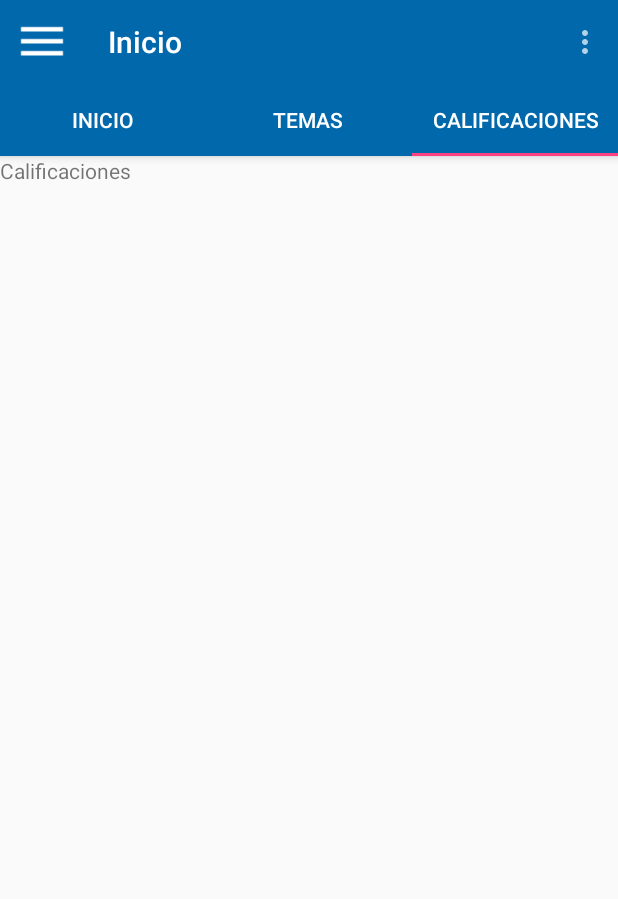
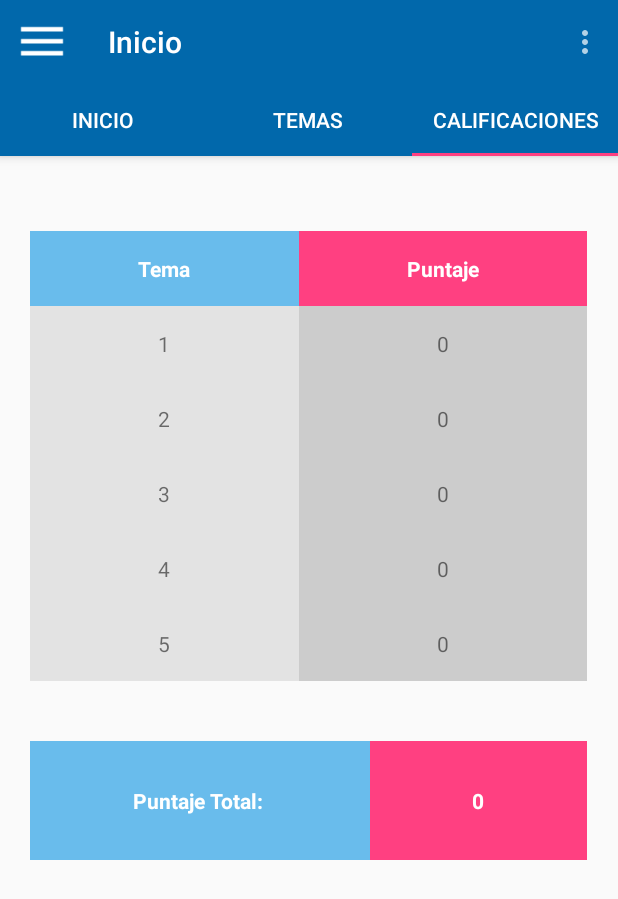
Before and after one commit to fabiandres9106/Pfizer, an Android app: the screen it shows after launch (principal), tab 3 chosen, on a phone screen of 412 x 824 dp. Shown: the top 899 px of the screen. Run offline under Robolectric (Android 15) with nearby library versions, the phone set to English and light mode, and no system bars.

Commit message:
Actualización

```diff
--- /dev/null
+++ b/app/src/main/res/drawable/list_btn_t3.xml
@@ -0,0 +1,4 @@
+<?xml version="1.0" encoding="utf-8"?>
+<selector xmlns:android="http://schemas.android.com/apk/res/android">
+    <item android:drawable="@drawable/lista_tema3" /> <!-- default -->
+</selector>
--- /dev/null
+++ b/app/src/main/res/drawable/list_btn_t4.xml
@@ -0,0 +1,4 @@
+<?xml version="1.0" encoding="utf-8"?>
+<selector xmlns:android="http://schemas.android.com/apk/res/android">
+    <item android:drawable="@drawable/lista_tema4" /> <!-- default -->
+</selector>
--- /dev/null
+++ b/app/src/main/res/drawable/list_btn_t5.xml
@@ -0,0 +1,4 @@
+<?xml version="1.0" encoding="utf-8"?>
+<selector xmlns:android="http://schemas.android.com/apk/res/android">
+    <item android:drawable="@drawable/lista_tema5" /> <!-- default -->
+</selector>
--- a/app/src/main/res/layout/fragmento_calificaciones.xml
+++ b/app/src/main/res/layout/fragmento_calificaciones.xml
@@ -1,9 +1,105 @@
 <?xml version="1.0" encoding="utf-8"?>
-<LinearLayout xmlns:android="http://schemas.android.com/apk/res/android"
-    android:orientation="vertical" android:layout_width="match_parent"
-    android:layout_height="match_parent">
-<TextView
-    android:layout_width="wrap_content"
-    android:layout_height="wrap_content"
-    android:text="Calificaciones"/>
-</LinearLayout>
+<ScrollView
+    xmlns:android="http://schemas.android.com/apk/res/android"
+    android:layout_width="match_parent"
+    android:layout_height="match_parent"
+    >
+    <LinearLayout
+        android:layout_width="match_parent"
+        android:layout_height="wrap_content"
+        android:orientation="vertical"
+        android:layout_marginTop="30dp">
+
+        <TableLayout
+            android:layout_width="match_parent"
+            android:layout_height="wrap_content"
+            android:layout_margin="20dp"
+            android:stretchColumns="0,1">
+            <TableRow
+                android:layout_width="match_parent"
+                android:layout_height="wrap_content">
+                <TextView
+                    android:background="@color/btn1"
+                    style="@style/TitTabCalif"
+                    android:text="Tema"/>
+                <TextView
+                    android:background="@color/colorAccent"
+                    style="@style/TitTabCalif"
+                    android:textAlignment="center"
+                    android:text="Puntaje"/>
+            </TableRow>
+            <TableRow
+                android:layout_width="match_parent"
+                android:layout_height="wrap_content">
+                <TextView
+                    style="@style/ItemTabCalif1"
+                    android:text="1"/>
+                <TextView
+                    style="@style/ItemTabCalif2"
+                    android:text="0"/>
+            </TableRow>
+            <TableRow
+                android:layout_width="match_parent"
+                android:layout_height="wrap_content">
+                <TextView
+                    style="@style/ItemTabCalif1"
+                    android:text="2"/>
+                <TextView
+                    style="@style/ItemTabCalif2"
+                    android:text="0"/>
+            </TableRow>
+            <TableRow
+                android:layout_width="match_parent"
+                android:layout_height="wrap_content">
+                <TextView
+                    style="@style/ItemTabCalif1"
+                    android:text="3"/>
+                <TextView
+                    style="@style/ItemTabCalif2"
+                    android:text="0"/>
+            </TableRow>
+            <TableRow
+                android:layout_width="match_parent"
+                android:layout_height="wrap_content">
+                <TextView
+                    style="@style/ItemTabCalif1"
+                    android:text="4"/>
+                <TextView
+                    style="@style/ItemTabCalif2"
+                    android:text="0"/>
+            </TableRow>
+            <TableRow
+                android:layout_width="match_parent"
+                android:layout_height="wrap_content">
+                <TextView
+                    style="@style/ItemTabCalif1"
+                    android:text="5"/>
+                <TextView
+                    style="@style/ItemTabCalif2"
+                    android:text="0"/>
+            </TableRow>
+        </TableLayout>
+
+        <TableLayout
+            android:layout_width="match_parent"
+            android:layout_height="wrap_content"
+            android:layout_margin="20dp"
+            android:stretchColumns="0,1">
+            <TableRow
+                android:layout_width="match_parent"
+                android:layout_height="wrap_content">
+                <TextView
+                    android:background="@color/btn1"
+                    style="@style/TitTabCalif"
+                    android:padding="30dp"
+                    android:text="Puntaje Total: "/>
+                <TextView
+                    android:background="@color/colorAccent"
+                    style="@style/TitTabCalif"
+                    android:padding="30dp"
+                    android:text="0"/>
+            </TableRow>
+        </TableLayout>
+
+    </LinearLayout>
+</ScrollView>
--- a/app/src/main/res/layout/fragmento_temas.xml
+++ b/app/src/main/res/layout/fragmento_temas.xml
@@ -9,10 +9,40 @@
         android:layout_height="wrap_content"
         android:orientation="vertical">
         <ImageButton
-            android:layout_width="wrap_content"
-            android:layout_height="wrap_content"
+            android:layout_width="match_parent"
+            android:layout_height="130dp"
+            android:background="#00ffffff"
+            android:scaleType="fitXY"
             android:src="@drawable/list_btn_t1"
             android:contentDescription="Boton Tema 1"/>
+        <ImageButton
+            android:layout_width="match_parent"
+            android:layout_height="130dp"
+            android:background="#00ffffff"
+            android:scaleType="fitXY"
+            android:src="@drawable/list_btn_t2"
+            android:contentDescription="Boton Tema 2"/>
+        <ImageButton
+            android:layout_width="match_parent"
+            android:layout_height="130dp"
+            android:background="#00ffffff"
+            android:scaleType="fitXY"
+            android:src="@drawable/list_btn_t3"
+            android:contentDescription="Boton Tema 3"/>
+        <ImageButton
+            android:layout_width="match_parent"
+            android:layout_height="130dp"
+            android:background="#00ffffff"
+            android:scaleType="fitXY"
+            android:src="@drawable/list_btn_t4"
+            android:contentDescription="Boton Tema 4"/>
+        <ImageButton
+            android:layout_width="match_parent"
+            android:layout_height="130dp"
+            android:background="#00ffffff"
+            android:scaleType="fitXY"
+            android:src="@drawable/list_btn_t5"
+            android:contentDescription="Boton Tema 5"/>
     </LinearLayout>
 
 </ScrollView>
--- a/app/src/main/res/values/styles.xml
+++ b/app/src/main/res/values/styles.xml
@@ -23,4 +23,21 @@
         <item name="android:padding">5px</item>
     </style>
 
+    <style name="TitTabCalif">
+        <item name="android:textAlignment">center</item>
+        <item name="android:textColor">#ffffff</item>
+        <item name="android:padding">15dp</item>
+        <item name="android:textStyle">bold</item>
+    </style>
+    <style name="ItemTabCalif1">
+        <item name="android:textAlignment">center</item>
+        <item name="android:padding">15dp</item>
+        <item name="android:background">@color/bgTable</item>
+    </style>
+    <style name="ItemTabCalif2">
+        <item name="android:textAlignment">center</item>
+        <item name="android:padding">15dp</item>
+        <item name="android:background">@color/bgTableDark</item>
+    </style>
+
 </resources>
```
